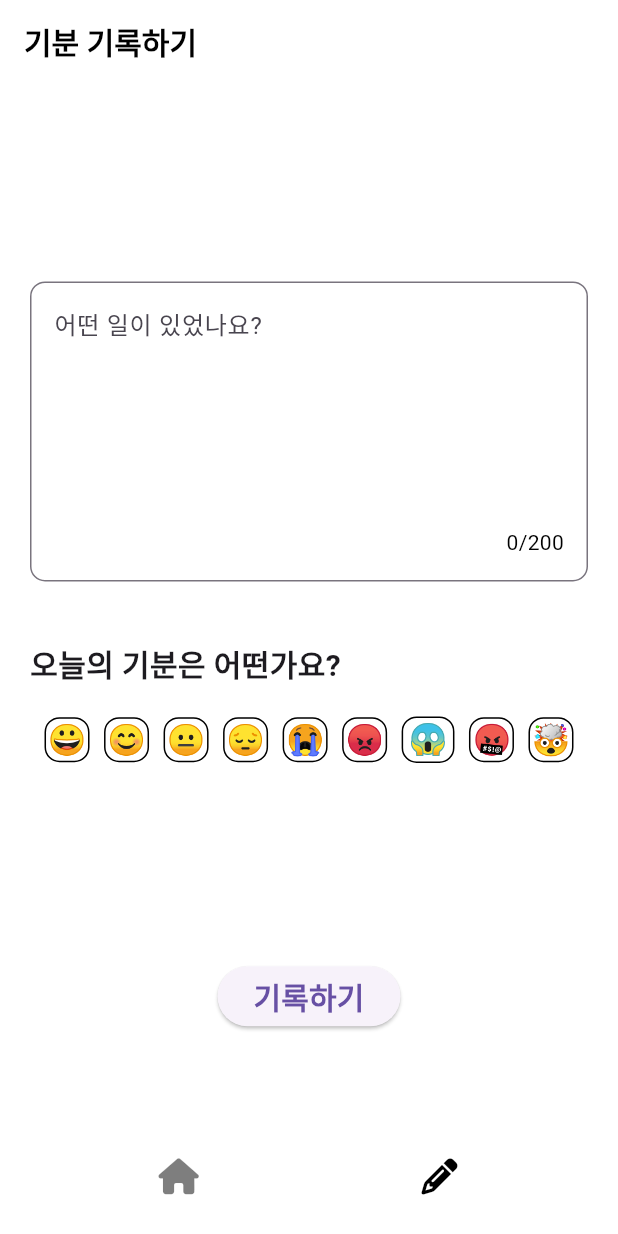
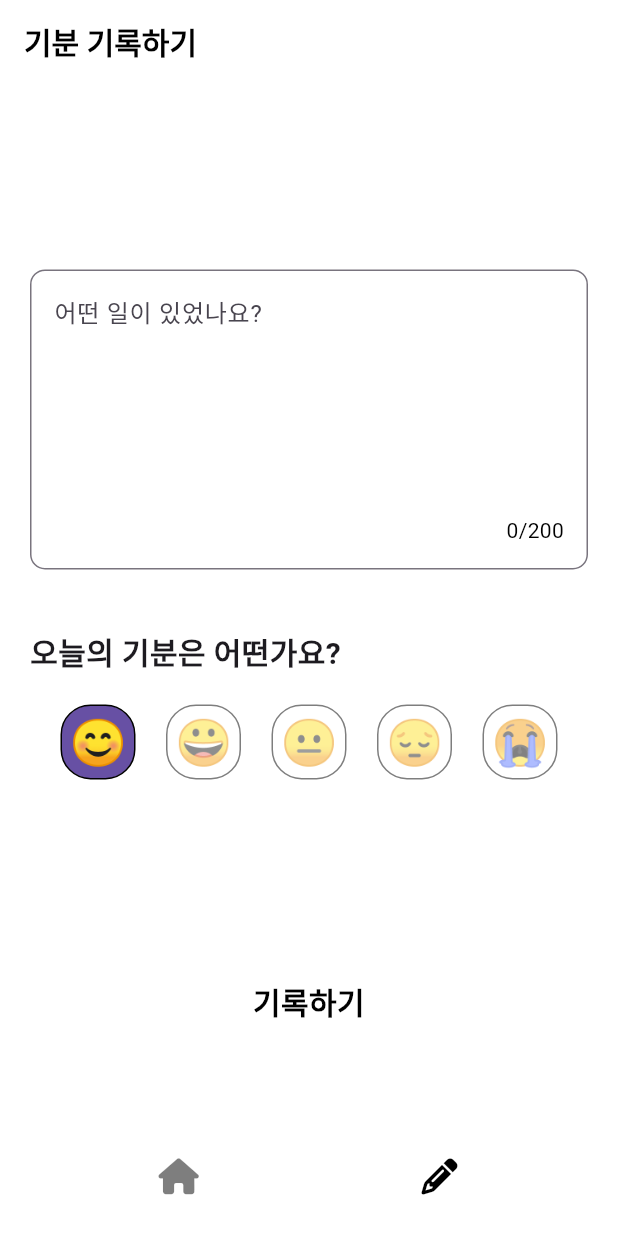
Before and after one commit to wonjangcloud9/n-f-2, a Flutter app: the screen it shows after launch, after a tap on an icon or button, on a phone screen of 412 x 824 dp. Run offline on Flutter 3.47's test engine with Material 3 defaults, Android fonts, the phone set to English and light mode, and no system bars; our stand-ins replace cloud_firestore, firebase_core, flutter_riverpod, font_awesome_flutter, go_router; accounts and stored records are empty; generated files the repository leaves out were written again.

```diff
--- /dev/null
+++ b/lib/features/posts/views/widgets/mood_icon.dart
@@ -0,0 +1,54 @@
+import 'package:flutter/material.dart';
+
+class MoodIcon extends StatefulWidget {
+  final VoidCallback onTap;
+  final String icon;
+  final bool selected;
+
+  const MoodIcon({
+    super.key,
+    required this.onTap,
+    required this.icon,
+    required this.selected,
+  });
+
+  @override
+  State<MoodIcon> createState() => _MoodIconState();
+}
+
+class _MoodIconState extends State<MoodIcon> {
+  @override
+  Widget build(BuildContext context) {
+    return GestureDetector(
+      onTap: () {
+        widget.onTap();
+      },
+      child: AnimatedOpacity(
+        duration: const Duration(milliseconds: 200),
+        opacity: widget.selected ? 1 : 0.5,
+        child: Container(
+          width: 50,
+          height: 50,
+          alignment: Alignment.center,
+          decoration: BoxDecoration(
+            color:
+                widget.selected ? Theme.of(context).primaryColor : Colors.white,
+            borderRadius: BorderRadius.circular(
+              20,
+            ),
+            border: Border.all(
+              color: Colors.black,
+              width: 1,
+            ),
+          ),
+          child: Text(
+            widget.icon,
+            style: const TextStyle(
+              fontSize: 30,
+            ),
+          ),
+        ),
+      ),
+    );
+  }
+}
--- a/lib/features/posts/views/write_screen.dart
+++ b/lib/features/posts/views/write_screen.dart
@@ -1,16 +1,21 @@
 import 'package:flutter/material.dart';
+import 'package:flutter_riverpod/flutter_riverpod.dart';
 import 'package:resultnomad/constants/gaps.dart';
 import 'package:resultnomad/constants/sizes.dart';
+import 'package:resultnomad/features/posts/view_models/upload_post_view_model.dart';
+import 'package:resultnomad/features/posts/views/widgets/mood_icon.dart';
 
-class WriteScreen extends StatefulWidget {
+class WriteScreen extends ConsumerStatefulWidget {
   const WriteScreen({super.key});
 
   @override
-  State<WriteScreen> createState() => _WriteScreenState();
+  WriteScreenState createState() => WriteScreenState();
 }
 
-class _WriteScreenState extends State<WriteScreen> {
+class WriteScreenState extends ConsumerState<WriteScreen> {
   final TextEditingController textController = TextEditingController();
+
+  int selectedIndex = 0;
 
   @override
   void initState() {
@@ -32,6 +37,11 @@ class _WriteScreenState extends State<WriteScreen> {
   void dispose() {
     textController.dispose();
     super.dispose();
+  }
+
+  void onTap(int index) {
+    selectedIndex = index;
+    setState(() {});
   }
 
   @override
@@ -112,192 +122,74 @@ class _WriteScreenState extends State<WriteScreen> {
                 Row(
                   mainAxisAlignment: MainAxisAlignment.spaceEvenly,
                   children: [
-                    Container(
-                      width: 30,
-                      height: 30,
-                      alignment: Alignment.center,
-                      decoration: BoxDecoration(
-                        color: Colors.white,
-                        borderRadius: BorderRadius.circular(10),
-                        border: Border.all(
-                          color: Colors.black,
-                          width: 1,
-                        ),
-                      ),
-                      child: const Text(
-                        "😀",
-                        style: TextStyle(
-                          fontSize: 20,
-                        ),
-                      ),
+                    MoodIcon(
+                      onTap: () {
+                        onTap(0);
+                      },
+                      icon: "😊",
+                      selected: selectedIndex == 0,
                     ),
-                    Container(
-                      width: 30,
-                      height: 30,
-                      alignment: Alignment.center,
-                      decoration: BoxDecoration(
-                        color: Colors.white,
-                        borderRadius: BorderRadius.circular(10),
-                        border: Border.all(
-                          color: Colors.black,
-                          width: 1,
-                        ),
-                      ),
-                      child: const Text(
-                        "😊",
-                        style: TextStyle(
-                          fontSize: 20,
-                        ),
-                      ),
+                    MoodIcon(
+                      onTap: () {
+                        onTap(1);
+                      },
+                      icon: "😀",
+                      selected: selectedIndex == 1,
                     ),
-                    Container(
-                      width: 30,
-                      height: 30,
-                      alignment: Alignment.center,
-                      decoration: BoxDecoration(
-                        color: Colors.white,
-                        borderRadius: BorderRadius.circular(10),
-                        border: Border.all(
-                          color: Colors.black,
-                          width: 1,
-                        ),
-                      ),
-                      child: const Text(
-                        "😐",
-                        style: TextStyle(
-                          fontSize: 20,
-                        ),
-                      ),
+                    MoodIcon(
+                      onTap: () {
+                        onTap(2);
+                      },
+                      icon: "😐",
+                      selected: selectedIndex == 2,
                     ),
-                    Container(
-                      width: 30,
-                      height: 30,
-                      alignment: Alignment.center,
-                      decoration: BoxDecoration(
-                        color: Colors.white,
-                        borderRadius: BorderRadius.circular(10),
-                        border: Border.all(
-                          color: Colors.black,
-                          width: 1,
-                        ),
-                      ),
-                      child: const Text(
-                        "😔",
-                        style: TextStyle(
-                          fontSize: 20,
-                        ),
-                      ),
+                    MoodIcon(
+                      onTap: () {
+                        onTap(3);
+                      },
+                      icon: "😔",
+                      selected: selectedIndex == 3,
                     ),
-                    Container(
-                      width: 30,
-                      height: 30,
-                      alignment: Alignment.center,
-                      decoration: BoxDecoration(
-                        color: Colors.white,
-                        borderRadius: BorderRadius.circular(10),
-                        border: Border.all(
-                          color: Colors.black,
-                          width: 1,
-                        ),
-                      ),
-                      child: const Text(
-                        "😭",
-                        style: TextStyle(
-                          fontSize: 20,
-                        ),
-                      ),
+                    MoodIcon(
+                      onTap: () {
+                        onTap(4);
+                      },
+                      icon: "😭",
+                      selected: selectedIndex == 4,
                     ),
-                    Container(
-                      width: 30,
-                      height: 30,
-                      alignment: Alignment.center,
-                      decoration: BoxDecoration(
-                        color: Colors.white,
-                        borderRadius: BorderRadius.circular(10),
-                        border: Border.all(
-                          color: Colors.black,
-                          width: 1,
-                        ),
-                      ),
-                      child: const Text(
-                        "😡",
-                        style: TextStyle(
-                          fontSize: 20,
-                        ),
-                      ),
-                    ),
-                    Container(
-                      padding: const EdgeInsets.symmetric(
-                        horizontal: Sizes.size4,
-                      ),
-                      decoration: BoxDecoration(
-                        color: Colors.white,
-                        borderRadius: BorderRadius.circular(10),
-                        border: Border.all(
-                          color: Colors.black,
-                          width: 1,
-                        ),
-                      ),
-                      child: const Text(
-                        "😱",
-                        style: TextStyle(
-                          fontSize: 20,
-                        ),
-                      ),
-                    ),
-                    Container(
-                      width: 30,
-                      height: 30,
-                      alignment: Alignment.center,
-                      decoration: BoxDecoration(
-                        color: Colors.white,
-                        borderRadius: BorderRadius.circular(10),
-                        border: Border.all(
-                          color: Colors.black,
-                          width: 1,
-                        ),
-                      ),
-                      child: const Text(
-                        "🤬",
-                        style: TextStyle(
-                          fontSize: 20,
-                        ),
-                      ),
-                    ),
-                    Container(
-                      width: 30,
-                      height: 30,
-                      alignment: Alignment.center,
-                      decoration: BoxDecoration(
-                        color: Colors.white,
-                        borderRadius: BorderRadius.circular(10),
-                        border: Border.all(
-                          color: Colors.black,
-                          width: 1,
-                        ),
-                      ),
-                      child: const Text(
-                        "🤯",
-                        style: TextStyle(
-                          fontSize: 20,
-                        ),
-                      ),
-                    )
                   ],
                 ),
               ],
             ),
             Gaps.v20,
-            ElevatedButton(
-              onPressed: textController.text.isEmpty &&
-                      textController.text.length > 200
-                  ? null
-                  : () {},
-              child: const Text(
-                "기록하기",
-                style: TextStyle(
-                  fontSize: 20,
-                  fontWeight: FontWeight.bold,
+            GestureDetector(
+              onTap: () {
+                if (textController.text.isNotEmpty &&
+                    textController.text.length <= 200) {
+                  ref.read(uploadPostProvider.notifier).uploadPost(
+                        textController.text,
+                        selectedIndex,
+                        context,
+                      );
+                  Navigator.pop(context);
+                }
+              },
+              child: Padding(
+                padding: const EdgeInsets.symmetric(
+                  horizontal: Sizes.size20,
+                  vertical: Sizes.size10,
+                ),
+                child: Text(
+                  "기록하기",
+                  style: TextStyle(
+                    fontSize: 20,
+                    fontWeight: FontWeight.bold,
+                    color: textController.text.isEmpty ||
+                            textController.text.length > 200
+                        ? Colors.black
+                        : Colors.black54,
+                  ),
+                  textAlign: TextAlign.center,
                 ),
               ),
             ),
--- a/lib/main.dart
+++ b/lib/main.dart
@@ -1,5 +1,6 @@
 import 'package:firebase_core/firebase_core.dart';
 import 'package:flutter/material.dart';
+import 'package:flutter_riverpod/flutter_riverpod.dart';
 import 'package:resultnomad/constants/sizes.dart';
 import 'package:resultnomad/firebase_options.dart';
 import 'package:resultnomad/router.dart';
@@ -11,7 +12,11 @@ Future<void> main() async {
     options: DefaultFirebaseOptions.currentPlatform,
   );
 
-  runApp(const NomadFlutter());
+  runApp(
+    const ProviderScope(
+      child: NomadFlutter(),
+    ),
+  );
 }
 
 class NomadFlutter extends StatelessWidget {
```
Also changed, not shown: lib/features/main_navigation/repos/nav_repo.dart (+8 -8 lines), lib/features/posts/models/post_model.dart (added, +31 -0 lines), lib/features/posts/repos/posts_repo.dart (added, +13 -0 lines), lib/features/posts/view_models/upload_post_view_model.dart (added, +46 -0 lines).
